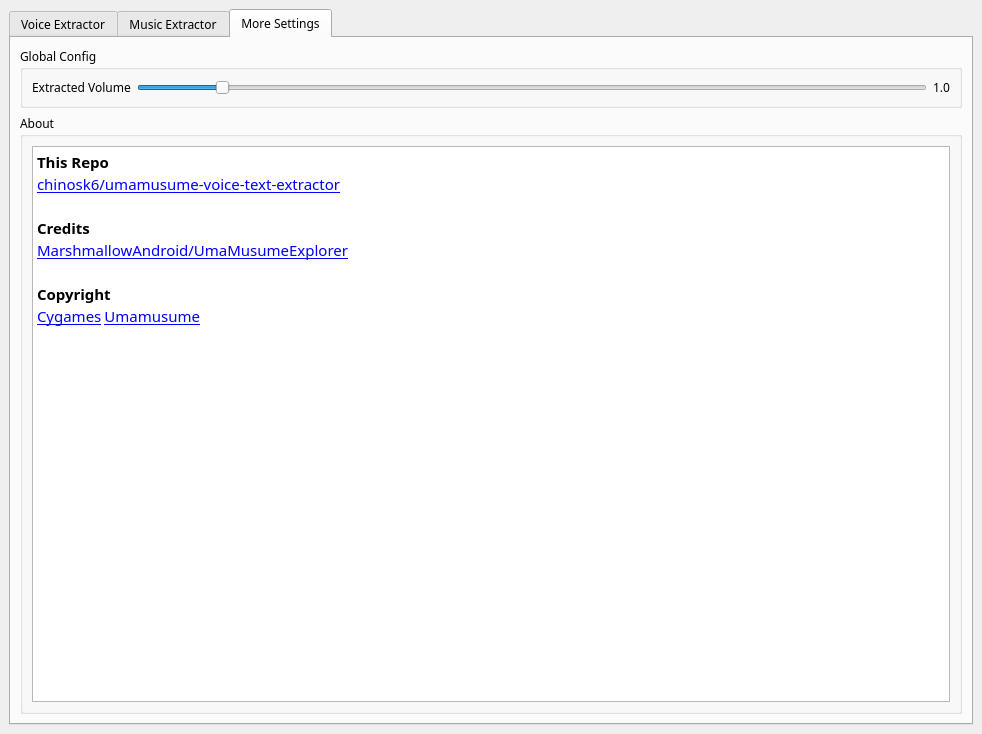
First picture: the form in gui/qtui/main_ui.ui, repository chinosk6/umamusume-voice-text-extractor, before the edit.
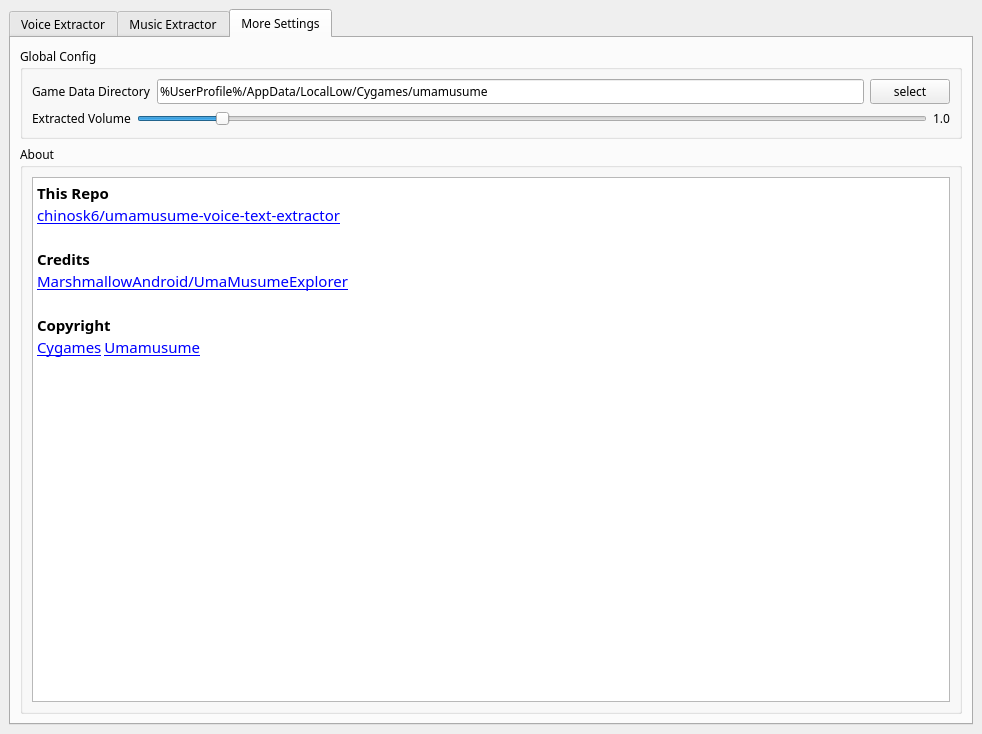
Second picture: the form after the edit. The open tabs and pages were chosen to show the change. Custom widgets are drawn as their Qt base class.

Commit message: Game directory selection supported

The edit to the form file:
```diff
--- a/gui/qtui/main_ui.ui
+++ b/gui/qtui/main_ui.ui
@@ -1001,6 +1001,34 @@
            <string>Global Config</string>
           </property>
           <layout class="QVBoxLayout" name="verticalLayout_22">
+           <item>
+            <layout class="QHBoxLayout" name="horizontalLayout_13">
+             <item>
+              <widget class="QLabel" name="label_16">
+               <property name="text">
+                <string>Game Data Directory</string>
+               </property>
+              </widget>
+             </item>
+             <item>
+              <widget class="QLineEdit" name="lineEdit_game_data_dir">
+               <property name="text">
+                <string>%UserProfile%/AppData/LocalLow/Cygames/umamusume</string>
+               </property>
+               <property name="readOnly">
+                <bool>true</bool>
+               </property>
+              </widget>
+             </item>
+             <item>
+              <widget class="QPushButton" name="pushButton_set_game_data_dir">
+               <property name="text">
+                <string>select</string>
+               </property>
+              </widget>
+             </item>
+            </layout>
+           </item>
            <item>
             <layout class="QHBoxLayout" name="horizontalLayout_6">
              <item>
```
Left out of the diff: 2 changed lines with no effect on the pictures. The commit also changes 7 other files.
